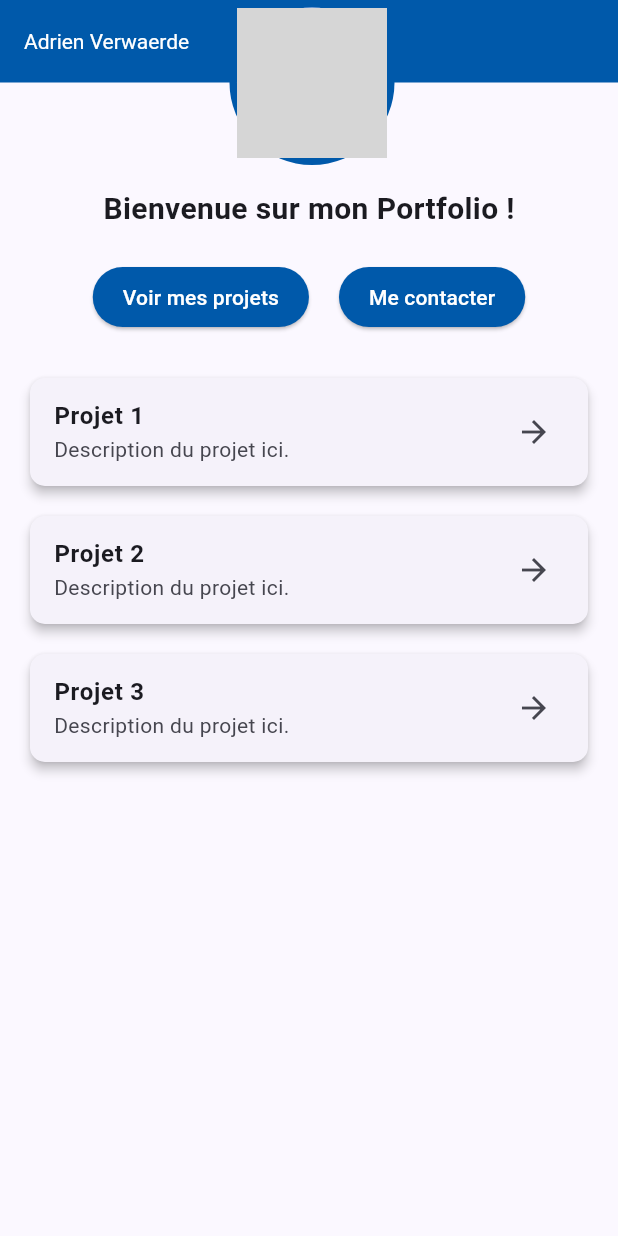
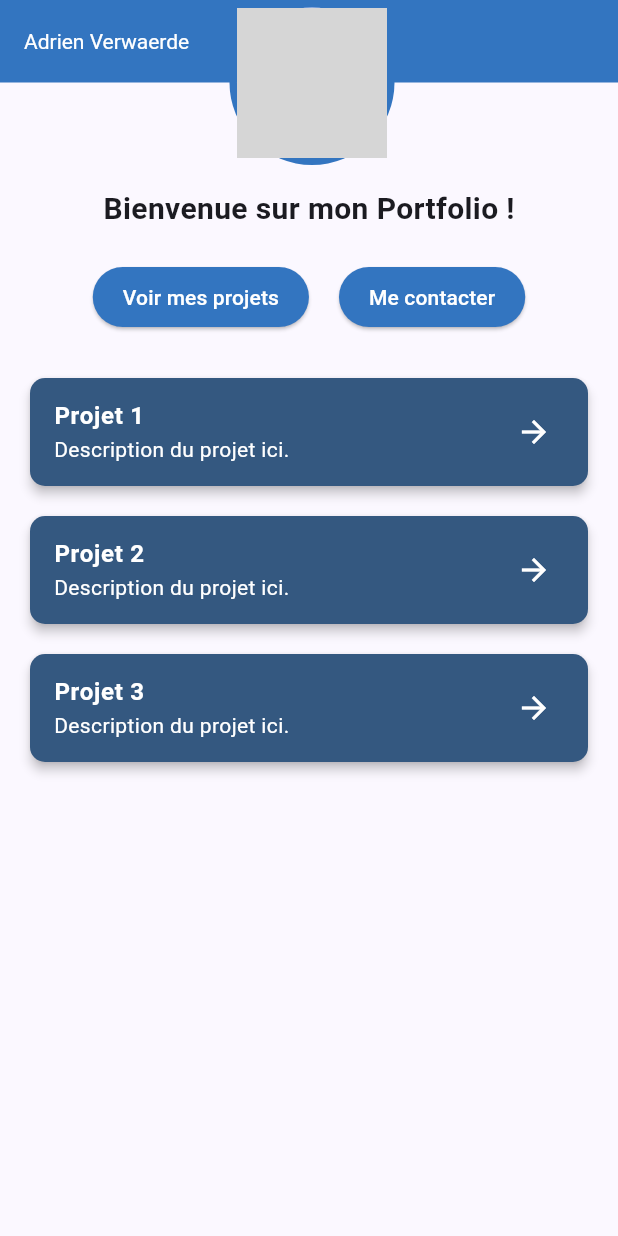
Before and after one commit to AdrienVerwaerde/flutter-portfolio, a Flutter app: the screen it shows after launch, after a tap on "Voir mes projets", on a phone screen of 412 x 824 dp. Run offline on Flutter 3.47's test engine with Material 3 defaults, Android fonts, the phone set to English and light mode, and no system bars; grey boxes are pictures that could not be loaded.

Commit message:
code restored from previous work

```diff
--- a/lib/main.dart
+++ b/lib/main.dart
@@ -1,4 +1,5 @@
 import 'package:flutter/material.dart';
+import 'package:flutter_b3/theme.dart';
 
 void main() {
   runApp(const MyApp());
@@ -35,7 +36,8 @@ class _PortfolioScreenState extends State<PortfolioScreen> {
 
   void _toggleProjects() {
     setState(() {
-      _showProjects = !_showProjects; // Change l'état pour afficher/masquer les projets
+      _showProjects =
+          !_showProjects; // Change l'état pour afficher/masquer les projets
     });
   }
 
@@ -54,14 +56,14 @@ class _PortfolioScreenState extends State<PortfolioScreen> {
                   titleTextStyle: const TextStyle(
                     color: Color.fromARGB(255, 255, 255, 255),
                   ),
-                  backgroundColor: const Color.fromARGB(255, 0, 89, 170),
+                  backgroundColor: primaryColor,
                 ),
               ),
               Positioned(
                 left: MediaQuery.of(context).size.width / 2 - 53,
                 child: const CircleAvatar(
                   radius: 55,
-                  backgroundColor: Color.fromARGB(255, 0, 89, 170),
+                  backgroundColor: primaryColor,
                   child: CircleAvatar(
                     radius: 50,
                     backgroundImage: AssetImage('pp.png'),
@@ -73,10 +75,7 @@ class _PortfolioScreenState extends State<PortfolioScreen> {
           const SizedBox(height: 70),
           const Text(
             "Bienvenue sur mon Portfolio !",
-            style: TextStyle(
-              fontSize: 20,
-              fontWeight: FontWeight.bold,
-            ),
+            style: TextStyle(fontSize: 20, fontWeight: FontWeight.bold),
           ),
           const SizedBox(height: 20),
           Row(
@@ -85,7 +84,7 @@ class _PortfolioScreenState extends State<PortfolioScreen> {
               ElevatedButton(
                 onPressed: _toggleProjects,
                 style: ElevatedButton.styleFrom(
-                  backgroundColor: const Color.fromARGB(255, 0, 89, 170),
+                  backgroundColor: const Color.fromARGB(255, 51, 117, 192),
                   padding: const EdgeInsets.symmetric(
                     horizontal: 20,
                     vertical: 10,
@@ -100,7 +99,7 @@ class _PortfolioScreenState extends State<PortfolioScreen> {
               ElevatedButton(
                 onPressed: () {},
                 style: ElevatedButton.styleFrom(
-                  backgroundColor: const Color.fromARGB(255, 0, 89, 170),
+                  backgroundColor: primaryColor,
                   padding: const EdgeInsets.symmetric(
                     horizontal: 20,
                     vertical: 10,
@@ -133,16 +132,22 @@ class _PortfolioScreenState extends State<PortfolioScreen> {
     return Card(
       margin: const EdgeInsets.symmetric(horizontal: 20, vertical: 10),
       elevation: 3,
-      shape: RoundedRectangleBorder(
-        borderRadius: BorderRadius.circular(10),
-      ),
+      color: secondaryColor,
+      shape: RoundedRectangleBorder(borderRadius: BorderRadius.circular(10)),
       child: ListTile(
         title: Text(
           projectName,
-          style: const TextStyle(fontWeight: FontWeight.bold),
+          style: const TextStyle(
+            fontWeight: FontWeight.bold,
+            color: Colors.white,
+          ),
         ),
-        subtitle: const Text("Description du projet ici."),
-        trailing: const Icon(Icons.arrow_forward),
+        subtitle: Text(
+          "Description du projet ici.",
+          style: const TextStyle(color: Colors.white),
+        ),
+        trailing: const Icon(Icons.arrow_forward,
+        color: Colors.white),
         onTap: () {
           // Action à effectuer lorsqu'on clique sur la carte
         },
--- /dev/null
+++ b/lib/theme.dart
@@ -0,0 +1,4 @@
+import 'package:flutter/widgets.dart';
+
+const primaryColor = Color.fromARGB(255, 51, 117, 192);
+const secondaryColor = Color.fromARGB(255, 52, 88, 128);
```
Also changed, not shown: flutter_portfolio/analysis_options.yaml (deleted, +0 -28 lines), flutter_portfolio/lib/main.dart (deleted, +0 -122 lines), flutter_portfolio/pubspec.yaml (deleted, +0 -89 lines), assets/pp.png (added), flutter_portfolio/pubspec.lock (deleted), 125 other files.
